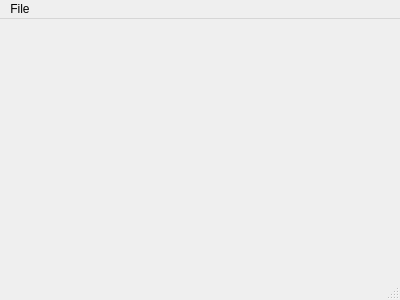
FizzyGalacticus/gbdynbintrans, file gbdynbintrans/mainwindow.ui: the form before one commit.
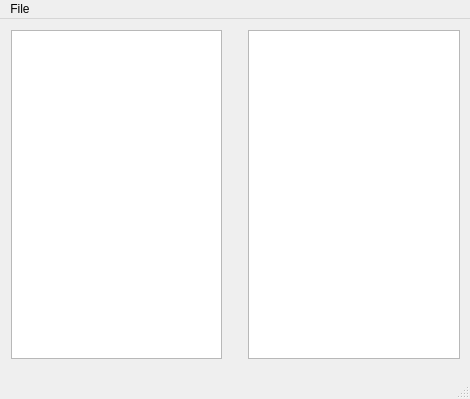
The form after the commit.

Commit message: Added QListView objects to ui to display registers and program positions.

Patch:
```diff
--- a/gbdynbintrans/mainwindow.ui
+++ b/gbdynbintrans/mainwindow.ui
@@ -6,20 +6,52 @@
    <rect>
     <x>0</x>
     <y>0</y>
-    <width>400</width>
-    <height>300</height>
+    <width>470</width>
+    <height>399</height>
    </rect>
   </property>
   <property name="windowTitle">
    <string>MainWindow</string>
   </property>
-  <widget class="QWidget" name="centralWidget"/>
+  <widget class="QWidget" name="centralWidget">
+   <widget class="QWidget" name="horizontalLayoutWidget">
+    <property name="geometry">
+     <rect>
+      <x>0</x>
+      <y>0</y>
+      <width>471</width>
+      <height>351</height>
+     </rect>
+    </property>
+    <layout class="QHBoxLayout" name="horizontalLayout">
+     <item>
+      <widget class="QListView" name="registerListView"/>
+     </item>
+     <item>
+      <spacer name="verticalSpacer">
+       <property name="orientation">
+        <enum>Qt::Vertical</enum>
+       </property>
+       <property name="sizeHint" stdset="0">
+        <size>
+         <width>20</width>
+         <height>40</height>
+        </size>
+       </property>
+      </spacer>
+     </item>
+     <item>
+      <widget class="QListView" name="programCounterListView"/>
+     </item>
+    </layout>
+   </widget>
+  </widget>
   <widget class="QMenuBar" name="menuBar">
    <property name="geometry">
     <rect>
      <x>0</x>
      <y>0</y>
-     <width>400</width>
+     <width>470</width>
      <height>21</height>
     </rect>
    </property>
```
Left out of the diff: 4 changed lines with no effect on the pictures.
